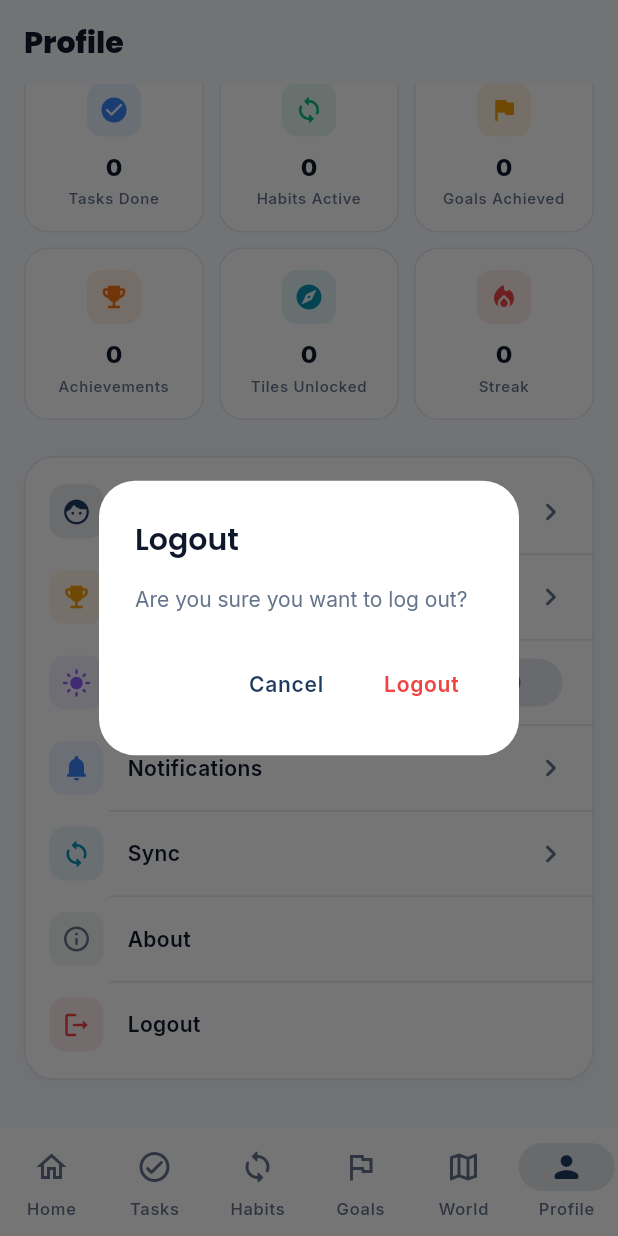
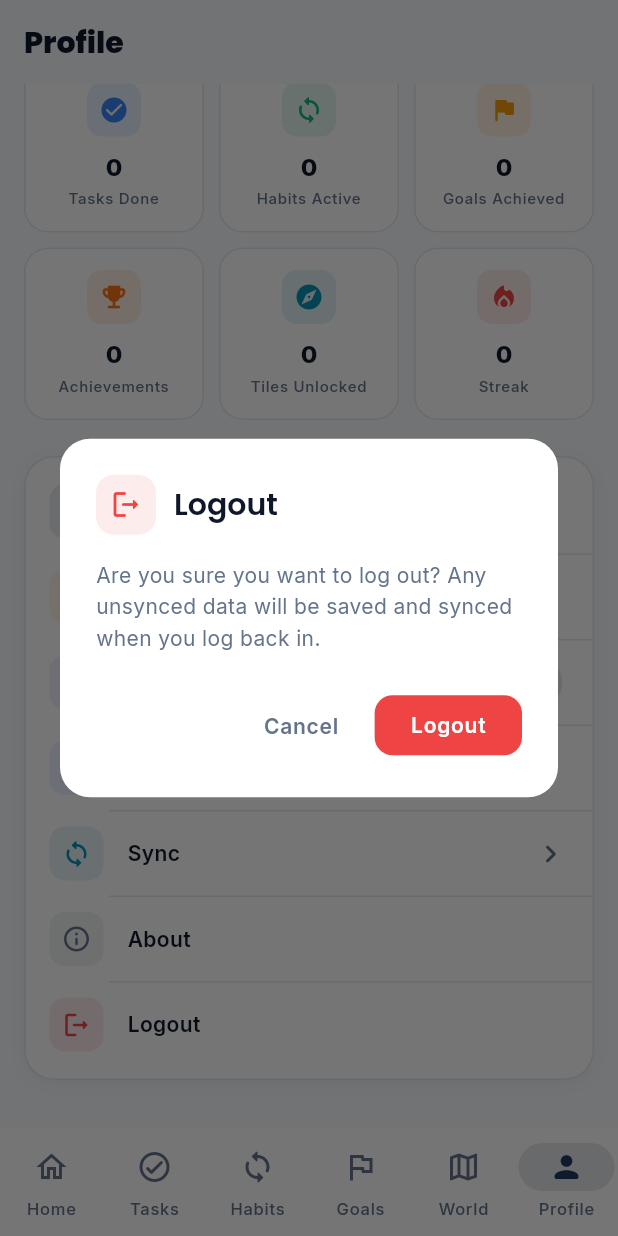
Before and after one commit to theprantadutta/atlas_flutter_app, a Flutter app: the ProfileScreen screen opened by its route, scrolled down 307 dp, after a tap on "Logout", on a phone screen of 412 x 824 dp. Run offline on Flutter 3.47's test engine with Material 3 defaults, Android fonts, the phone set to English and light mode, and no system bars; our stand-ins replace connectivity_plus, dio, drift, firebase_auth, firebase_core, fl_chart and 10 more; missing offline and left inert: signalr_netcore; accounts and stored records are empty; generated files the repository leaves out were written again; network calls fail.

Commit message:
Fix hero tag conflict on FABs and improve logout confirmation dialog

```diff
--- a/lib/features/goals/screens/goals_screen.dart
+++ b/lib/features/goals/screens/goals_screen.dart
@@ -29,6 +29,7 @@ class GoalsScreen extends ConsumerWidget {
         ),
       ),
       floatingActionButton: FloatingActionButton.extended(
+        heroTag: 'goals_fab',
         onPressed: () => showGoalFormSheet(context),
         icon: const Icon(Icons.add_rounded),
         label: const Text('New Goal'),
--- a/lib/features/habits/screens/habits_screen.dart
+++ b/lib/features/habits/screens/habits_screen.dart
@@ -105,6 +105,7 @@ class _HabitsScreenState extends ConsumerState<HabitsScreen> {
 
       // ─── FAB ───
       floatingActionButton: FloatingActionButton.extended(
+        heroTag: 'habits_fab',
         onPressed: () => showHabitFormSheet(context, ref: ref),
         icon: const Icon(Icons.add_rounded),
         label: const Text('New Habit'),
--- a/lib/features/profile/screens/profile_screen.dart
+++ b/lib/features/profile/screens/profile_screen.dart
@@ -341,24 +341,67 @@ class ProfileScreen extends ConsumerWidget {
   void _showLogoutDialog(BuildContext context, WidgetRef ref) {
     showDialog(
       context: context,
-      builder: (ctx) => AlertDialog(
-        title: const Text('Logout'),
-        content: const Text('Are you sure you want to log out?'),
+      builder: (ctx) {
+        final theme = Theme.of(ctx);
+
+        return AlertDialog(
+          shape: RoundedRectangleBorder(
+            borderRadius: BorderRadius.circular(20),
+          ),
+          title: Row(
+            children: [
+              Container(
+                width: 40,
+                height: 40,
+                decoration: BoxDecoration(
+                  color: AppColors.error.withValues(alpha: 0.1),
+                  borderRadius: BorderRadius.circular(12),
+                ),
+                child: const Icon(
+                  Icons.logout_rounded,
+                  color: AppColors.error,
+                  size: 22,
+                ),
+              ),
+              const SizedBox(width: 12),
+              const Text('Logout'),
+            ],
+          ),
+          content: Text(
+            'Are you sure you want to log out? Any unsynced data will be saved and synced when you log back in.',
+            style: theme.textTheme.bodyMedium?.copyWith(
+              color: theme.colorScheme.onSurfaceVariant,
+              height: 1.5,
+            ),
+          ),
           actions: [
             TextButton(
               onPressed: () => Navigator.of(ctx).pop(),
-            child: const Text('Cancel'),
+              child: Text(
+                'Cancel',
+                style: TextStyle(
+                  color: theme.colorScheme.onSurfaceVariant,
+                  fontWeight: FontWeight.w600,
                 ),
-          TextButton(
+              ),
+            ),
+            FilledButton(
               onPressed: () {
                 Navigator.of(ctx).pop();
                 ref.read(authProvider.notifier).logout();
               },
-            style: TextButton.styleFrom(foregroundColor: AppColors.error),
+              style: FilledButton.styleFrom(
+                backgroundColor: AppColors.error,
+                foregroundColor: Colors.white,
+                shape: RoundedRectangleBorder(
+                  borderRadius: BorderRadius.circular(12),
+                ),
+              ),
               child: const Text('Logout'),
             ),
           ],
-      ),
+        );
+      },
     );
   }
 }
--- a/lib/features/tasks/screens/tasks_screen.dart
+++ b/lib/features/tasks/screens/tasks_screen.dart
@@ -182,6 +182,7 @@ class _TasksScreenState extends ConsumerState<TasksScreen>
 
       // ─── FAB ───
       floatingActionButton: FloatingActionButton.extended(
+        heroTag: 'tasks_fab',
         onPressed: () => showTaskFormSheet(context, ref: ref),
         icon: const Icon(Icons.add_rounded),
         label: const Text('New Task'),
```
Lines whose indentation alone changed are shown as unchanged.
